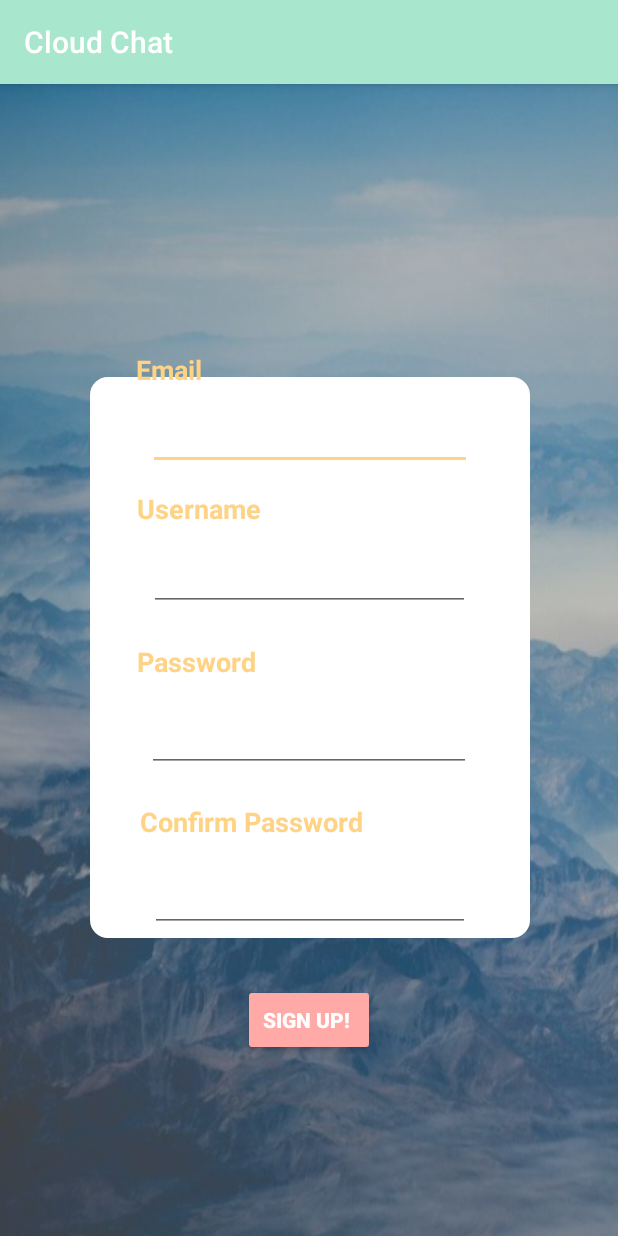
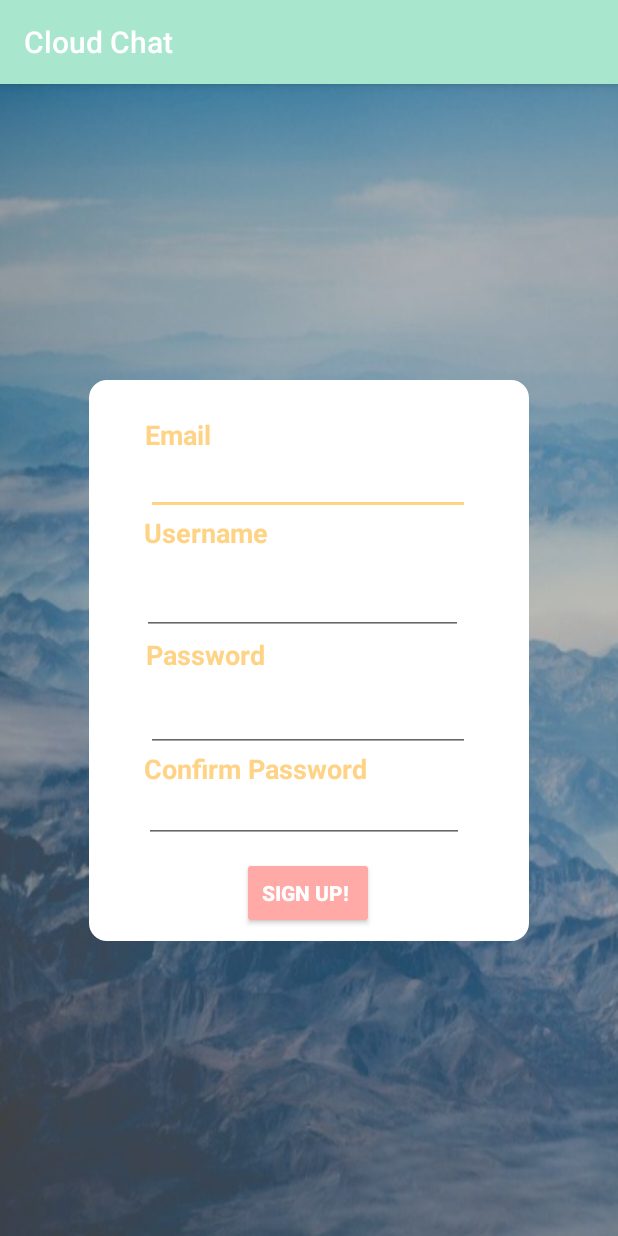
Before and after one commit to sydnieec/CloudChat, an Android app: the signup screen opened directly, with no data from a screen before it, on a phone screen of 412 x 824 dp. Run offline under Robolectric (Android 15) with nearby library versions, the light colour scheme and no system bars.

Commit message:
fixed xml layout

```diff
--- a/app/src/main/AndroidManifest.xml
+++ b/app/src/main/AndroidManifest.xml
@@ -19,6 +19,7 @@
         <activity android:name=".HomeActivity"></activity>
         <activity android:name=".Display"></activity>
         <activity android:name=".signup"></activity>
+        <activity android:name=".chats"></activity>
     </application>
 
 </manifest>
--- /dev/null
+++ b/app/src/main/res/layout/self_message.xml
@@ -0,0 +1,6 @@
+<?xml version="1.0" encoding="utf-8"?>
+<LinearLayout xmlns:android="http://schemas.android.com/apk/res/android"
+    android:layout_width="match_parent"
+    android:layout_height="match_parent">
+
+</LinearLayout>
--- a/app/src/main/res/layout/signup.xml
+++ b/app/src/main/res/layout/signup.xml
@@ -23,10 +23,10 @@
         android:textStyle="bold"
         app:layout_constraintBottom_toBottomOf="parent"
         app:layout_constraintEnd_toEndOf="parent"
-        app:layout_constraintHorizontal_bias="0.506"
+        app:layout_constraintHorizontal_bias="0.5"
         app:layout_constraintStart_toStartOf="parent"
         app:layout_constraintTop_toTopOf="parent"
-        app:layout_constraintVertical_bias="0.495" />
+        app:layout_constraintVertical_bias="0.5" />
 
     <TextView
         android:id="@+id/textView4"
@@ -34,18 +34,20 @@
         android:layout_height="31dp"
         android:layout_marginBottom="8dp"
         android:layout_marginEnd="8dp"
+        android:layout_marginLeft="8dp"
+        android:layout_marginRight="8dp"
         android:layout_marginStart="8dp"
         android:layout_marginTop="8dp"
         android:text="Password"
         android:textColor="@color/colorAccent"
         android:textSize="18sp"
         android:textStyle="bold"
-        app:layout_constraintBottom_toBottomOf="parent"
-        app:layout_constraintEnd_toEndOf="parent"
-        app:layout_constraintHorizontal_bias="0.277"
-        app:layout_constraintStart_toStartOf="parent"
-        app:layout_constraintTop_toTopOf="parent"
-        app:layout_constraintVertical_bias="0.506" />
+        app:layout_constraintBottom_toBottomOf="@+id/textView8"
+        app:layout_constraintEnd_toEndOf="@+id/textView8"
+        app:layout_constraintHorizontal_bias="0.163"
+        app:layout_constraintStart_toStartOf="@+id/textView8"
+        app:layout_constraintTop_toTopOf="@+id/textView8"
+        app:layout_constraintVertical_bias="0.498" />
 
     <TextView
         android:id="@+id/textView4"
@@ -53,18 +55,20 @@
         android:layout_height="wrap_content"
         android:layout_marginBottom="8dp"
         android:layout_marginEnd="8dp"
+        android:layout_marginLeft="8dp"
+        android:layout_marginRight="8dp"
         android:layout_marginStart="8dp"
         android:layout_marginTop="8dp"
         android:text="Username "
         android:textColor="@color/colorAccent"
         android:textSize="18sp"
         android:textStyle="bold"
-        app:layout_constraintBottom_toBottomOf="parent"
-        app:layout_constraintEnd_toEndOf="parent"
-        app:layout_constraintHorizontal_bias="0.269"
-        app:layout_constraintStart_toStartOf="parent"
-        app:layout_constraintTop_toTopOf="parent"
-        app:layout_constraintVertical_bias="0.361" />
+        app:layout_constraintBottom_toBottomOf="@+id/textView8"
+        app:layout_constraintEnd_toEndOf="@+id/textView8"
+        app:layout_constraintHorizontal_bias="0.151"
+        app:layout_constraintStart_toStartOf="@+id/textView8"
+        app:layout_constraintTop_toTopOf="@+id/textView8"
+        app:layout_constraintVertical_bias="0.243" />
 
     <EditText
         android:id="@+id/TFsignupemail"
@@ -72,6 +76,8 @@
         android:layout_height="41dp"
         android:layout_marginBottom="8dp"
         android:layout_marginEnd="8dp"
+        android:layout_marginLeft="8dp"
+        android:layout_marginRight="8dp"
         android:layout_marginStart="8dp"
         android:layout_marginTop="8dp"
         android:ems="10"
@@ -80,12 +86,12 @@
         android:textAlignment="textStart"
         android:textColor="@android:color/background_dark"
         android:textStyle="bold"
-        app:layout_constraintBottom_toBottomOf="parent"
-        app:layout_constraintEnd_toEndOf="parent"
-        app:layout_constraintHorizontal_bias="0.503"
-        app:layout_constraintStart_toStartOf="parent"
-        app:layout_constraintTop_toTopOf="parent"
-        app:layout_constraintVertical_bias="0.293" />
+        app:layout_constraintBottom_toBottomOf="@+id/textView8"
+        app:layout_constraintEnd_toEndOf="@+id/textView8"
+        app:layout_constraintHorizontal_bias="0.491"
+        app:layout_constraintStart_toStartOf="@+id/textView8"
+        app:layout_constraintTop_toTopOf="@+id/textView8"
+        app:layout_constraintVertical_bias="0.129" />
 
     <EditText
         android:id="@+id/TFsignupusername"
@@ -93,6 +99,8 @@
         android:layout_height="43dp"
         android:layout_marginBottom="8dp"
         android:layout_marginEnd="8dp"
+        android:layout_marginLeft="8dp"
+        android:layout_marginRight="8dp"
         android:layout_marginStart="8dp"
         android:layout_marginTop="8dp"
         android:ems="10"
@@ -101,11 +109,12 @@
         android:textAlignment="textStart"
         android:textColor="@android:color/background_dark"
         android:textStyle="bold"
-        app:layout_constraintBottom_toBottomOf="parent"
-        app:layout_constraintEnd_toEndOf="parent"
-        app:layout_constraintStart_toStartOf="parent"
-        app:layout_constraintTop_toTopOf="parent"
-        app:layout_constraintVertical_bias="0.423" />
+        app:layout_constraintBottom_toBottomOf="@+id/textView8"
+        app:layout_constraintEnd_toEndOf="@+id/textView8"
+        app:layout_constraintHorizontal_bias="0.428"
+        app:layout_constraintStart_toStartOf="@+id/textView8"
+        app:layout_constraintTop_toTopOf="@+id/textView8"
+        app:layout_constraintVertical_bias="0.377" />
 
     <EditText
         android:id="@+id/TFsignuppass"
@@ -113,15 +122,18 @@
         android:layout_height="47dp"
         android:layout_marginBottom="8dp"
         android:layout_marginEnd="8dp"
+        android:layout_marginLeft="8dp"
+        android:layout_marginRight="8dp"
         android:layout_marginStart="8dp"
         android:layout_marginTop="8dp"
         android:ems="10"
         android:inputType="textPassword"
-        app:layout_constraintBottom_toBottomOf="parent"
-        app:layout_constraintEnd_toEndOf="parent"
-        app:layout_constraintStart_toStartOf="parent"
-        app:layout_constraintTop_toTopOf="parent"
-        app:layout_constraintVertical_bias="0.572" />
+        app:layout_constraintBottom_toBottomOf="@+id/textView8"
+        app:layout_constraintEnd_toEndOf="@+id/textView8"
+        app:layout_constraintHorizontal_bias="0.491"
+        app:layout_constraintStart_toStartOf="@+id/textView8"
+        app:layout_constraintTop_toTopOf="@+id/textView8"
+        app:layout_constraintVertical_bias="0.62" />
 
     <Button
         android:id="@+id/Bsignup1"
@@ -129,36 +141,38 @@
         android:layout_height="wrap_content"
         android:layout_marginBottom="8dp"
         android:layout_marginEnd="8dp"
+        android:layout_marginLeft="8dp"
+        android:layout_marginRight="8dp"
         android:layout_marginStart="8dp"
         android:layout_marginTop="8dp"
         android:backgroundTint="#FFAAA6"
         android:text="Sign Up! "
         android:textColor="#ffffff"
         android:textStyle="bold"
-        app:layout_constraintBottom_toBottomOf="parent"
-        app:layout_constraintEnd_toEndOf="parent"
-        app:layout_constraintStart_toStartOf="parent"
-        app:layout_constraintTop_toTopOf="parent"
-        app:layout_constraintVertical_bias="0.841" />
+        app:layout_constraintBottom_toBottomOf="@+id/textView8"
+        app:layout_constraintEnd_toEndOf="@+id/textView8"
+        app:layout_constraintHorizontal_bias="0.497"
+        app:layout_constraintStart_toStartOf="@+id/textView8"
+        app:layout_constraintTop_toTopOf="@+id/textView8"
+        app:layout_constraintVertical_bias="1.0" />
 
     <TextView
         android:id="@+id/textView9"
         android:layout_width="wrap_content"
         android:layout_height="wrap_content"
-        android:layout_marginBottom="8dp"
         android:layout_marginEnd="8dp"
+        android:layout_marginLeft="8dp"
+        android:layout_marginRight="8dp"
         android:layout_marginStart="8dp"
-        android:layout_marginTop="8dp"
+        android:layout_marginTop="24dp"
         android:text="Email "
         android:textColor="@color/colorAccent"
         android:textSize="18sp"
         android:textStyle="bold"
-        app:layout_constraintBottom_toBottomOf="parent"
-        app:layout_constraintEnd_toEndOf="parent"
-        app:layout_constraintHorizontal_bias="0.238"
-        app:layout_constraintStart_toStartOf="parent"
-        app:layout_constraintTop_toTopOf="parent"
-        app:layout_constraintVertical_bias="0.234" />
+        app:layout_constraintEnd_toEndOf="@+id/textView8"
+        app:layout_constraintHorizontal_bias="0.127"
+        app:layout_constraintStart_toStartOf="@+id/textView8"
+        app:layout_constraintTop_toTopOf="@+id/textView8" />
 
     <TextView
         android:id="@+id/textView10"
@@ -166,18 +180,20 @@
         android:layout_height="20dp"
         android:layout_marginBottom="8dp"
         android:layout_marginEnd="8dp"
+        android:layout_marginLeft="8dp"
+        android:layout_marginRight="8dp"
         android:layout_marginStart="8dp"
         android:layout_marginTop="8dp"
         android:text="Confirm Password "
         android:textColor="@color/colorAccent"
         android:textSize="18sp"
         android:textStyle="bold"
-        app:layout_constraintBottom_toBottomOf="parent"
-        app:layout_constraintEnd_toEndOf="parent"
-        app:layout_constraintHorizontal_bias="0.353"
-        app:layout_constraintStart_toStartOf="parent"
-        app:layout_constraintTop_toTopOf="parent"
-        app:layout_constraintVertical_bias="0.644" />
+        app:layout_constraintBottom_toBottomOf="@+id/textView8"
+        app:layout_constraintEnd_toEndOf="@+id/textView8"
+        app:layout_constraintHorizontal_bias="0.233"
+        app:layout_constraintStart_toStartOf="@+id/textView8"
+        app:layout_constraintTop_toTopOf="@+id/textView8"
+        app:layout_constraintVertical_bias="0.707" />
 
     <EditText
         android:id="@+id/TFsignuppass1"
@@ -185,15 +201,17 @@
         android:layout_height="43dp"
         android:layout_marginBottom="8dp"
         android:layout_marginEnd="8dp"
+        android:layout_marginLeft="8dp"
+        android:layout_marginRight="8dp"
         android:layout_marginStart="8dp"
         android:layout_marginTop="8dp"
         android:ems="10"
         android:inputType="textPassword"
-        app:layout_constraintBottom_toBottomOf="parent"
-        app:layout_constraintEnd_toEndOf="parent"
-        app:layout_constraintHorizontal_bias="0.503"
-        app:layout_constraintStart_toStartOf="parent"
-        app:layout_constraintTop_toTopOf="parent"
-        app:layout_constraintVertical_bias="0.725" />
+        app:layout_constraintBottom_toBottomOf="@+id/Bsignup1"
+        app:layout_constraintEnd_toEndOf="@+id/textView8"
+        app:layout_constraintHorizontal_bias="0.451"
+        app:layout_constraintStart_toStartOf="@+id/textView8"
+        app:layout_constraintTop_toTopOf="@+id/textView8"
+        app:layout_constraintVertical_bias="0.84" />
 
 </android.support.constraint.ConstraintLayout>
--- a/app/src/main/res/values/strings.xml
+++ b/app/src/main/res/values/strings.xml
@@ -1,3 +1,4 @@
 <resources>
     <string name="app_name">Cloud Chat</string>
+    <string name="empty_string" />
 </resources>
```
Also changed, not shown: app/src/main/java/com/example/candy/cloudchat/Display.java (+11 -4 lines), app/src/main/java/com/example/candy/cloudchat/HomeActivity.java (+5 -2 lines), app/src/main/java/com/example/candy/cloudchat/chats.java (added, +19 -0 lines), app/src/main/res/layout/activity_home.xml (+61 -51 lines), app/src/main/res/layout/chats.xml (added, +79 -0 lines), app/src/main/res/layout/display.xml (+4 -14 lines), app/src/main/res/layout/pic_chat_ppl_list.xml (+4 -3 lines).
